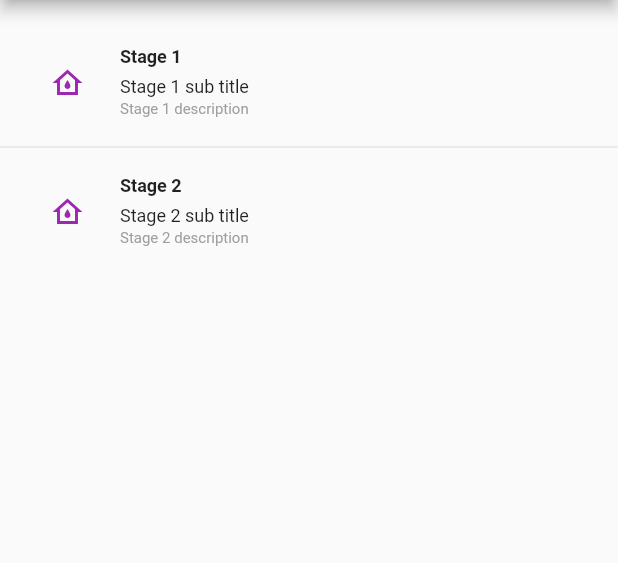
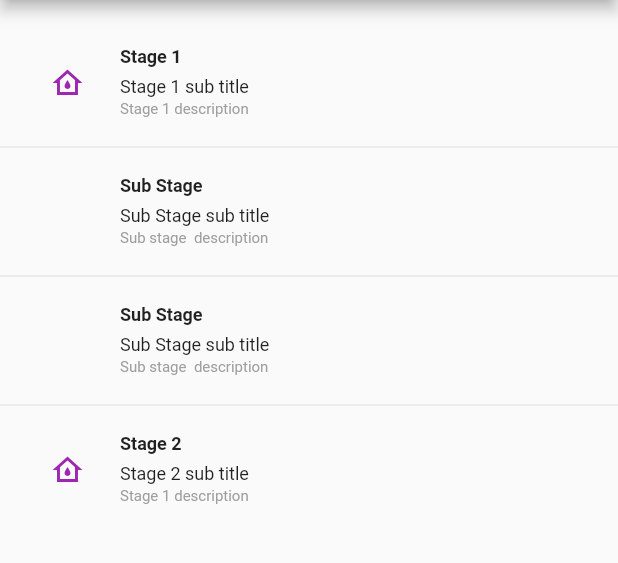
Before and after one commit to sachinsonvane/OPTUS_UI_Development, a Flutter app: the screen it shows after launch, on a phone screen of 412 x 824 dp, the part 84-647 px from its top. Run offline on Flutter 3.47's test engine with Material 2 defaults, Android fonts, the phone set to English and light mode, and no system bars.

Commit message:
UI for stage and sub stage changes

```diff
--- a/optusdemo/lib/view/DashboardPage.dart
+++ b/optusdemo/lib/view/DashboardPage.dart
@@ -16,11 +16,17 @@ class DashboardPage extends StatefulWidget {
 
 class _DashboardPage extends State<DashboardPage> {
 
+  late GlobalKey<ScaffoldState> _scaffoldKey;
+
+
+
   List<StageInfo> getStaticData(){
 
     List<StageInfo> stageInfoList = [
-      StageInfo(title: "Stage 1",subTitle: "Stage 1 sub title",desc: "Stage 1 description",startDate: "11-03-2022",endDate: "23-03-2022"),
-      StageInfo(title: "Stage 2",subTitle: "Stage 2 sub title",desc: "Stage 2 description",startDate: "11-03-2022",endDate: "23-03-2022"),
+      StageInfo(title: "Stage 1",subTitle: "Stage 1 sub title",desc: "Stage 1 description",startDate: "11-03-2022",endDate: "23-03-2022",isParent: "1"),
+      StageInfo(title: "Sub Stage",subTitle: "Sub Stage sub title",desc: "Sub stage  description",startDate: "11-03-2022",endDate: "23-03-2022",isParent: "0"),
+      StageInfo(title: "Sub Stage",subTitle: "Sub Stage sub title",desc: "Sub stage  description",startDate: "11-03-2022",endDate: "23-03-2022",isParent: "0"),
+      StageInfo(title: "Stage 2",subTitle: "Stage 2 sub title",desc: "Stage 1 description",startDate: "11-03-2022",endDate: "23-03-2022",isParent: "1"),
 
     ];
 
@@ -73,13 +79,16 @@ class _DashboardPage extends State<DashboardPage> {
 
   @override
   Widget build(BuildContext context) {
-
+    _scaffoldKey = GlobalKey();
     ApiResponse apiResponse = Provider.of<DashboardViewModel>(context).response;
     return Scaffold(
+      key: _scaffoldKey,
       appBar: AppBar(
         title: Text('Dashboard'),
       ),
-      body: Column(
+      body: RefreshIndicator(
+      onRefresh: _pullRefresh,
+      child:Column(
         children: <Widget>[
           Padding(
             padding: const EdgeInsets.symmetric(vertical: 10.0),
@@ -100,10 +109,21 @@ class _DashboardPage extends State<DashboardPage> {
           ),
           Expanded(child: getStageInfoListWidget(context, apiResponse)),
         ],
-      ),
+      )),
     );
   }
+
+  Future<void> _pullRefresh() async {
+
+    print("_pullRefresh called");
+    // Provider.of<DashboardViewModel>(context, listen: false)
+    //     .setSelectedStageInfo(null);
+    // Provider.of<DashboardViewModel>(context, listen: false)
+    //     .fetchStageInfoData("");
+  }
 }
+
+
 
 
 /*
--- a/optusdemo/lib/view/widgets/StageInfoListWidget.dart
+++ b/optusdemo/lib/view/widgets/StageInfoListWidget.dart
@@ -21,6 +21,9 @@ class _StageInfoListWidgetState extends State<StageInfoListWidget> {
 
     StageInfo? _selectedStageInfo = Provider.of<DashboardViewModel>(context).stageInfo;
 
+    String isParent = stageInfo.isParent ?? '';
+
+    if(isParent == "1"){
       return Padding(
         padding: const EdgeInsets.symmetric(vertical: 10.0, horizontal: 20.0),
         child: Row(
@@ -87,6 +90,71 @@ class _StageInfoListWidgetState extends State<StageInfoListWidget> {
           ],
         ),
       );
+    }else{
+      return Padding(
+        padding: const EdgeInsets.symmetric(vertical: 10.0, horizontal: 20.0),
+        child: Row(
+          children: <Widget>[
+            ClipRRect(
+              borderRadius: BorderRadius.circular(12.0),
+              child: Container(
+                width: 50,
+                height: 50,
+              ),
+            ),
+            SizedBox(
+              width: 10.0,
+            ),
+            Expanded(
+              child: Column(
+                  crossAxisAlignment: CrossAxisAlignment.start,
+                  children: <Widget>[
+                    Text(
+                      stageInfo.title ?? '',
+                      style: TextStyle(
+                        fontSize: 12.0,
+                        fontWeight: FontWeight.w600,
+                      ),
+                      maxLines: 1,
+                      overflow: TextOverflow.ellipsis,
+                    ),
+                    SizedBox(
+                      height: 6,
+                    ),
+                    Text(
+                      stageInfo.subTitle ?? '',
+                      style: TextStyle(
+                        fontSize: 12.0,
+                        fontWeight: FontWeight.w400,
+                      ),
+                      maxLines: 1,
+                      overflow: TextOverflow.ellipsis,
+                    ),
+                    SizedBox(
+                      height: 2,
+                    ),
+                    Text(
+                      stageInfo.desc ?? '',
+                      style: TextStyle(
+                        fontSize: 10.0,
+                        color: Colors.grey,
+                      ),
+                      maxLines: 1,
+                      overflow: TextOverflow.ellipsis,
+                    ),
+                  ]),
+            ),
+            if (_selectedStageInfo != null &&
+                _selectedStageInfo.title == stageInfo.title)
+              Icon(
+                Icons.visibility,
+                color: Theme.of(context).primaryColor,
+              ),
+          ],
+        ),
+      );
+    }
+
   }
 
   @override
```
Lines whose indentation alone changed are shown as unchanged.
